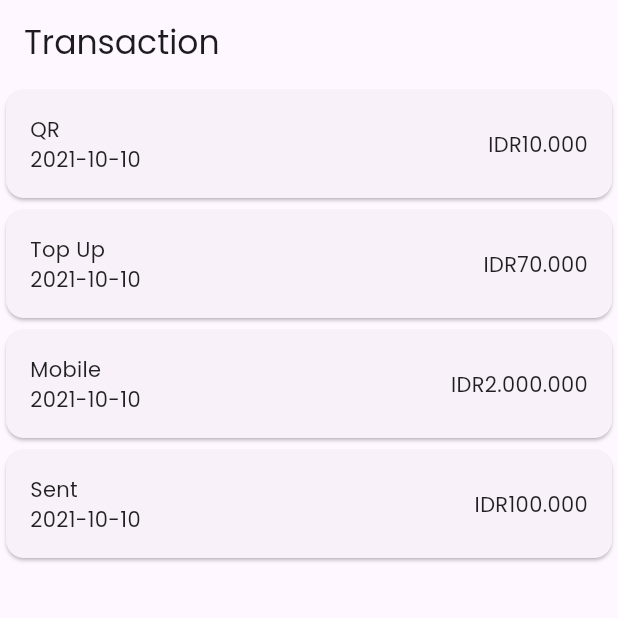
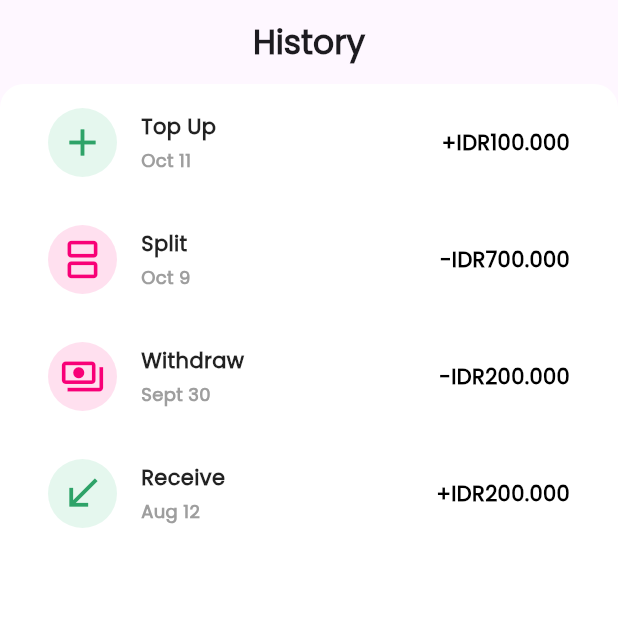
Before and after one commit to chandpras/2117051040-advanced-mobile, a Flutter app: the TransactionScreen screen opened directly, on a phone screen of 412 x 824 dp, the top half of it. Run offline on Flutter 3.47's test engine with Material 2 defaults, Android fonts, the phone set to English and light mode, and no system bars; our stand-ins replace font_awesome_flutter, google_fonts, lottie, shared_preferences; accounts and stored records are empty; network calls fail.

Commit message:
commit tugas 06-botnavandsp

```diff
--- a/lib/main.dart
+++ b/lib/main.dart
@@ -1,6 +1,8 @@
 import 'package:flutter/material.dart';
 import 'package:google_fonts/google_fonts.dart';
+import 'package:justduit/screens/form_screen.dart';
 import 'package:justduit/screens/root_screen.dart';
+import 'package:justduit/screens/signup_screen.dart';
 
 void main() {
   runApp(const MyApp());
@@ -20,7 +22,7 @@ class MyApp extends StatelessWidget {
         colorScheme: ColorScheme.fromSeed(seedColor: Colors.deepPurple),
         useMaterial3: true,
       ),
-      home: const RootScreen()
+      home: const SignupScreen()
     );
   }
 }
--- a/lib/models/transaction_model.dart
+++ b/lib/models/transaction_model.dart
@@ -1,36 +1,17 @@
+import 'package:flutter/material.dart';
+
 class TransactionModel {
+  IconData? transactionIcon;
   String? transactionCategory;
-  String? date;
-  double? amount;
+  String? transactionDate;
+  String? transactionOperator;
+  double? transactionAmount;
 
   TransactionModel({
+    this.transactionIcon,
     this.transactionCategory,
-    this.date,
-    this.amount,
+    this.transactionDate,
+    this.transactionOperator,
+    this.transactionAmount,
   });
-
-  List<TransactionModel> getDummyData() {
-    return [
-      TransactionModel(
-        transactionCategory: "QR",
-        date: "2021-10-10",
-        amount: 10000,
-      ),
-      TransactionModel(
-        transactionCategory: "Top Up",
-        date: "2021-10-10",
-        amount: 70000,
-      ),
-      TransactionModel(
-        transactionCategory: "Mobile",
-        date: "2021-10-10",
-        amount: 2000000,
-      ),
-      TransactionModel(
-        transactionCategory: "Sent",
-        date: "2021-10-10",
-        amount: 100000,
-      ),
-    ];
-  }
 }
--- a/lib/screens/transaction_screen.dart
+++ b/lib/screens/transaction_screen.dart
@@ -12,24 +12,32 @@ class TransactionScreen extends StatefulWidget {
 class _TransactionScreenState extends State<TransactionScreen> {
   List<TransactionModel> data = [
     TransactionModel(
-      transactionCategory: "QR",
-      date: "2021-10-10",
-      amount: 10000,
+      transactionIcon: Icons.add,
+      transactionCategory: "Top Up",
+      transactionDate: "Oct 11",
+      transactionOperator: "+",
+      transactionAmount: 100000,
     ),
     TransactionModel(
-      transactionCategory: "Top Up",
-      date: "2021-10-10",
-      amount: 70000,
+      transactionIcon: Icons.splitscreen_outlined,
+      transactionCategory: "Split",
+      transactionDate: "Oct 9",
+      transactionOperator: "-",
+      transactionAmount: 700000,
     ),
     TransactionModel(
-      transactionCategory: "Mobile",
-      date: "2021-10-10",
-      amount: 2000000,
+      transactionIcon: Icons.payments_outlined,
+      transactionCategory: "Withdraw",
+      transactionDate: "Sept 30",
+      transactionOperator: "-",
+      transactionAmount: 200000,
     ),
     TransactionModel(
-      transactionCategory: "Sent",
-      date: "2021-10-10",
-      amount: 100000,
+      transactionIcon: Icons.call_received,
+      transactionCategory: "Receive",
+      transactionDate: "Aug 12",
+      transactionOperator: "+",
+      transactionAmount: 200000,
     ),
   ];
 
@@ -37,40 +45,68 @@ class _TransactionScreenState extends State<TransactionScreen> {
   Widget build(BuildContext context) {
     return Scaffold(
       appBar: AppBar(
-        title: Text("Transaction"),
+        title: Text("History", style: TextStyle(fontWeight: FontWeight.bold),),
+        centerTitle: true,
       ),
-      body: FutureBuilder(
+      body: SafeArea(
+        child: FutureBuilder(
         future: Future.delayed(Duration(seconds: 1)),
         builder: (context, snapshot) {
-          if (snapshot.connectionState == ConnectionState.done) {
+          if (snapshot.connectionState == ConnectionState.done){
             return RefreshIndicator(
               onRefresh: () {
                 return Future.delayed(Duration(seconds: 3));
               },
-              child: ListView.builder(
-                itemCount: data.length,
-                itemBuilder: (context, index) {
-                  return Card(
-                    child: Padding(
-                      padding: const EdgeInsets.all(16.0),
+
+              child: Container(
+                decoration: BoxDecoration(color: Colors.white, borderRadius: BorderRadius.circular(16)),
+                child: ListView.builder(
+                  itemCount: data.length,
+                  itemBuilder: (context, index) {
+                    return Padding(
+                      padding: const EdgeInsets.symmetric(horizontal: 32),
                       child: Row(
                         children: [
+                          Padding(
+                            padding: const EdgeInsets.only( top: 16, bottom: 16, right: 16),
+                            child: Container(
+                             padding: const EdgeInsets.all(8.0),
+                              decoration: BoxDecoration(shape: BoxShape.circle, color: data[index].transactionOperator == "+"
+                              ? Color.fromARGB(255, 229, 247, 238)
+                              : Color.fromARGB(255, 255, 224, 239)
+                             ),
+                             child: Icon(data[index].transactionIcon, color: data[index].transactionOperator == "+"
+                              ? Color.fromARGB(255, 46, 163, 104)
+                              : Color.fromARGB(255, 248, 0, 119), size: 30,),
+                            ),
+                          ),
+
                           Column(
                             crossAxisAlignment: CrossAxisAlignment.start,
                             children: [
-                              Text(data[index].transactionCategory!),
-                              Text(data[index].date!)
+                              Text(
+                                data[index].transactionCategory!,
+                                style: TextStyle(fontSize: 14, fontWeight: FontWeight.bold),
+                              ),
+                              SizedBox(height: 4),
+                              Text(
+                                data[index].transactionDate!,
+                                style: TextStyle(color: Colors.grey, fontSize: 12, fontWeight: FontWeight.bold),
+                              ),
                             ],
                           ),
+
                           Spacer(),
-                          Text(NumberFormat.currency(locale: "id")
-                              .format(data[index].amount)
-                              .toString()),
+                          Text(data[index].transactionOperator! + NumberFormat.currency(locale: "id")
+                              .format(data[index].transactionAmount)
+                              .toString(),
+                              style: TextStyle(color: Colors.black, fontWeight: FontWeight.bold),
+                          ),
                         ],
                       ),
-                    ),
-                  );
-                },
+                    );
+                  },
+                ),
               ),
             );
           } else {
@@ -79,6 +115,7 @@ class _TransactionScreenState extends State<TransactionScreen> {
             );
           }
         },
+       ),
       ),
     );
   }
--- a/pubspec.yaml
+++ b/pubspec.yaml
@@ -39,6 +39,7 @@ dependencies:
   cupertino_icons: ^1.0.2
   google_fonts: ^6.1.0
   intl: ^0.18.1
+  shared_preferences: ^2.2.2
 
 dev_dependencies:
   flutter_test:
```
Also changed, not shown: lib/screens/form_screen.dart (+47 -21 lines), lib/screens/home_screen.dart (+24 -1 lines), lib/screens/login_screen.dart (+38 -8 lines), lib/screens/profile_screen.dart (added, +33 -0 lines), lib/screens/root_screen.dart (+8 -5 lines), lib/screens/signup_screen.dart (+31 -0 lines), pubspec.lock, 1 other file.
